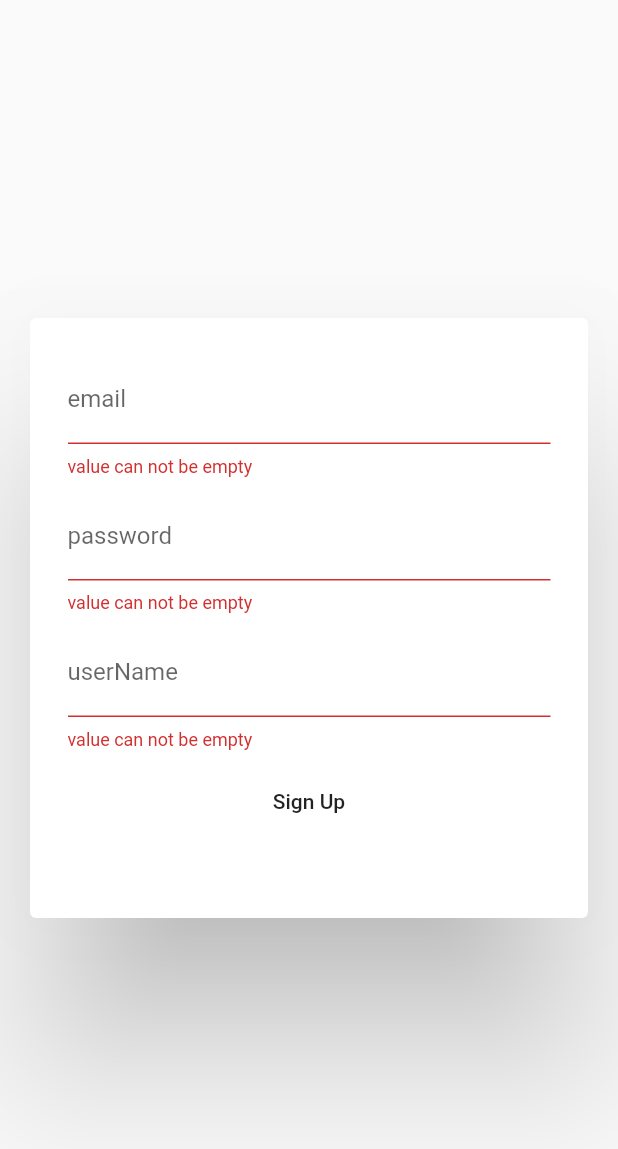
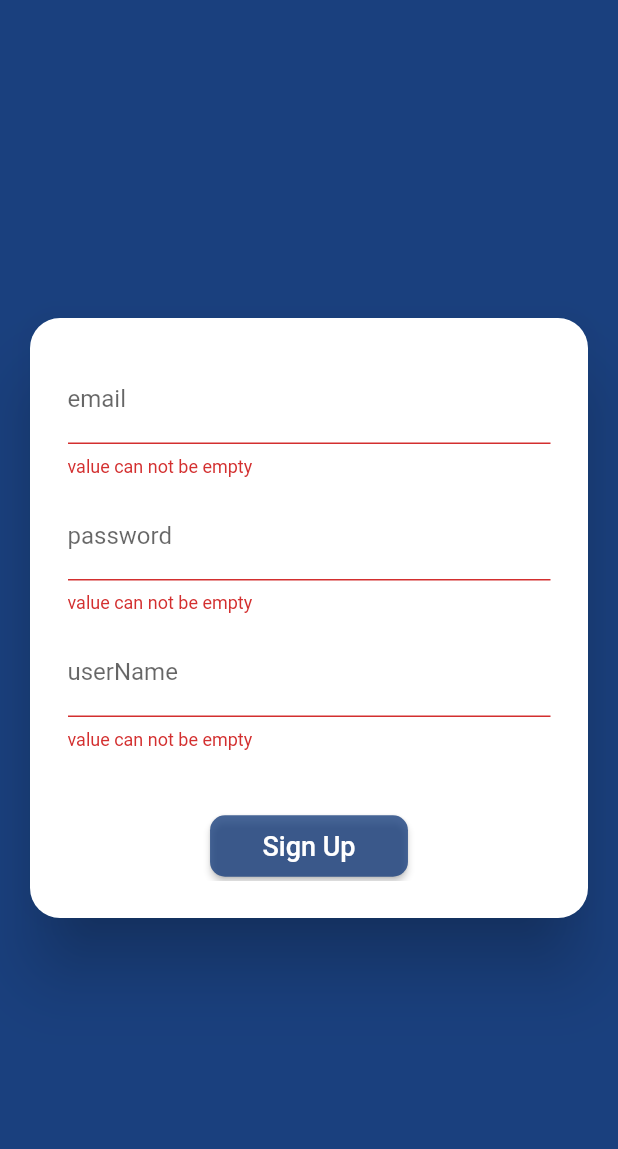
Before and after one commit to Abdelrhman1Ragab2/chat-app, a Flutter app: the screen it shows after launch, after a tap on "Sign Up", on a phone screen of 412 x 824 dp. Shown: the top 1149 px of the screen. Run offline on Flutter 3.47's test engine with Material 2 defaults, Android fonts, the light colour scheme and no system bars; our stand-ins replace cloud_firestore, firebase_auth, firebase_core, google_fonts, rxdart; missing offline and left inert: cloud_firestore_web, firebase_core_web; accounts and stored records are empty; Roboto replaces fonts that are missing (Acme).

Commit message:
#3 The following chat app project parts have been added: 1-update Auth ui

```diff
--- a/lib/providers/authinticat.dart
+++ b/lib/providers/authinticat.dart
@@ -19,18 +19,26 @@ class AuthProvider with ChangeNotifier {
   String? userName;
   num? phone;
   bool isLogin = false;
+  bool isError=false;
   String?errorMessage="";
+  bool isLoading=false;
 
-  void onSubmit() {
+  void onSubmit() async{
     bool isValid = formKey.currentState!.validate();
     if (isValid) {
       formKey.currentState!.save();
+      isLoading=true;
+      try{
 
-      try{
-        isLogin ?signIn(email!, pass!) : signUp(email!, pass!);
+        isLogin ?
+        await signIn(email!, pass!) :
+        await signUp(email!, pass!);
+
       }
-      catch(e){
-        errorMessage= e.toString();
+      on FirebaseException catch(error){
+        errorMessage= error.code;
+        isLoading=false;
+        isError=true;
       }
     }
 
--- a/lib/ui/auth.dart
+++ b/lib/ui/auth.dart
@@ -1,6 +1,7 @@
 import 'package:chat_if/providers/authinticat.dart';
 import 'package:flutter/cupertino.dart';
 import 'package:flutter/material.dart';
+import 'package:google_fonts/google_fonts.dart';
 import 'package:provider/provider.dart';
 
 class Auth extends StatefulWidget {
@@ -11,25 +12,27 @@ class Auth extends StatefulWidget {
 }
 
 class _AuthState extends State<Auth> {
-  String?errorMessage="";
+  String? errorMessage = "";
+
   @override
   Widget build(BuildContext context) {
     var pro = Provider.of<AuthProvider>(context);
     return Scaffold(
-      body: buildBody(context,pro)
-    );
+        backgroundColor: Theme.of(context).primaryColor,
+        body: buildBody(context, pro));
   }
-  Widget buildBody(BuildContext context,pro)
-  {
+
+  Widget buildBody(BuildContext context, pro) {
     return Center(
       child: Card(
+        shape: RoundedRectangleBorder(
+          borderRadius: BorderRadius.circular(20),
+        ),
         margin: const EdgeInsets.all(20),
-        elevation: 50,
+        elevation: 20,
         child: Form(
-
           key: pro.formKey,
           child: Container(
-
             height: 400,
             padding: EdgeInsets.all(25),
             child: SingleChildScrollView(
@@ -71,22 +74,43 @@ class _AuthState extends State<Auth> {
                       },
                     ),
                   const SizedBox(
-                    height: 10,
+                    height: 40,
                   ),
                   MaterialButton(
+                    shape: RoundedRectangleBorder(
+                      borderRadius: BorderRadius.circular(10),
+                    ),
+                    color: Theme.of(context).primaryColor.withOpacity(0.8),
                     onPressed: () {
-                       Provider.of<AuthProvider>(context, listen: false)
+                      Provider.of<AuthProvider>(context, listen: false)
                           .onSubmit();
                     },
-                    child: Text(pro.isLogin?"Sign In":"Sign Up"),
+                    child: Padding(
+                      padding: EdgeInsets.all(10),
+                      child: Text(
+                        pro.isLogin ? "  Sign In  " : "  Sign Up  ",
+                        style:
+                            GoogleFonts.acme(color: Colors.white, fontSize: 18),
+                      ),
+                    ),
                   ),
-                  Text(pro.errorMessage),
+                  pro.isLoading?const Center(child: CircularProgressIndicator(),):const SizedBox(),
+                  SizedBox(height:pro.isError?10:5 ),
+                  pro.isError?Text(pro.errorMessage,style: const TextStyle(color: Colors.red),):const SizedBox(),
+                  SizedBox(height:pro.isError?10:5 ),
                   MaterialButton(
+                    shape: RoundedRectangleBorder(
+                      borderRadius: BorderRadius.circular(10),
+                      //set border radius more than 50% of height and width to make circle
+                    ),
+                    color: Theme.of(context).secondaryHeaderColor,
                     onPressed: () {
                       Provider.of<AuthProvider>(context, listen: false)
                           .logOrSign();
                     },
-                    child: Text(pro.isLogin?"You don't have account?":"already have account"),
+                    child: Text(pro.isLogin
+                        ? " You don't have account? "
+                        : " already have account? "),
                   )
                 ],
               ),
```
